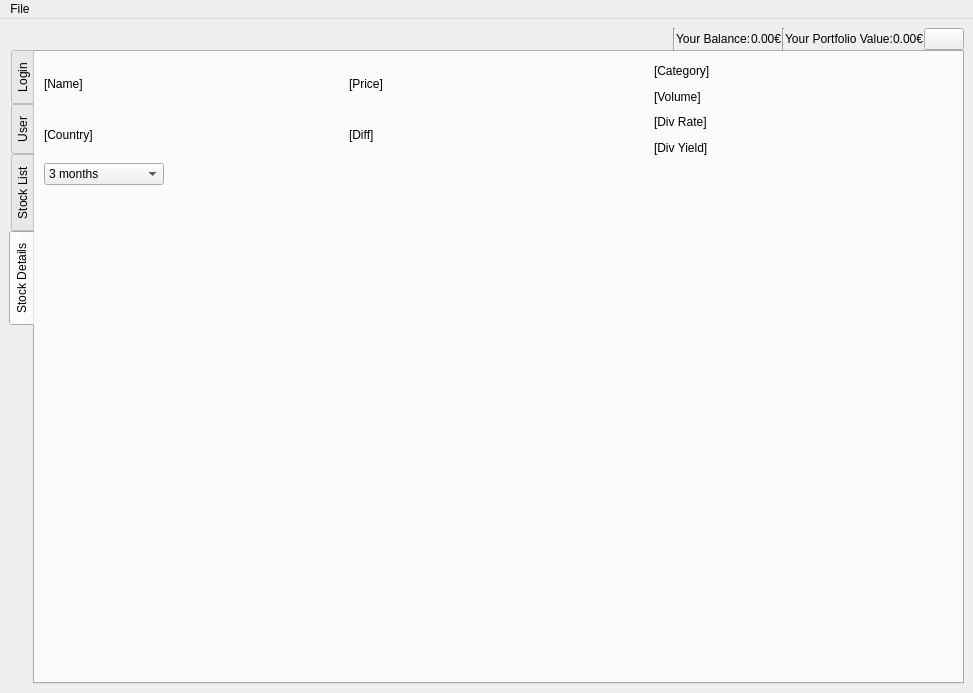
Above: main.ui from OfficialRey/GUIProject before the change. Below: the same form after it.
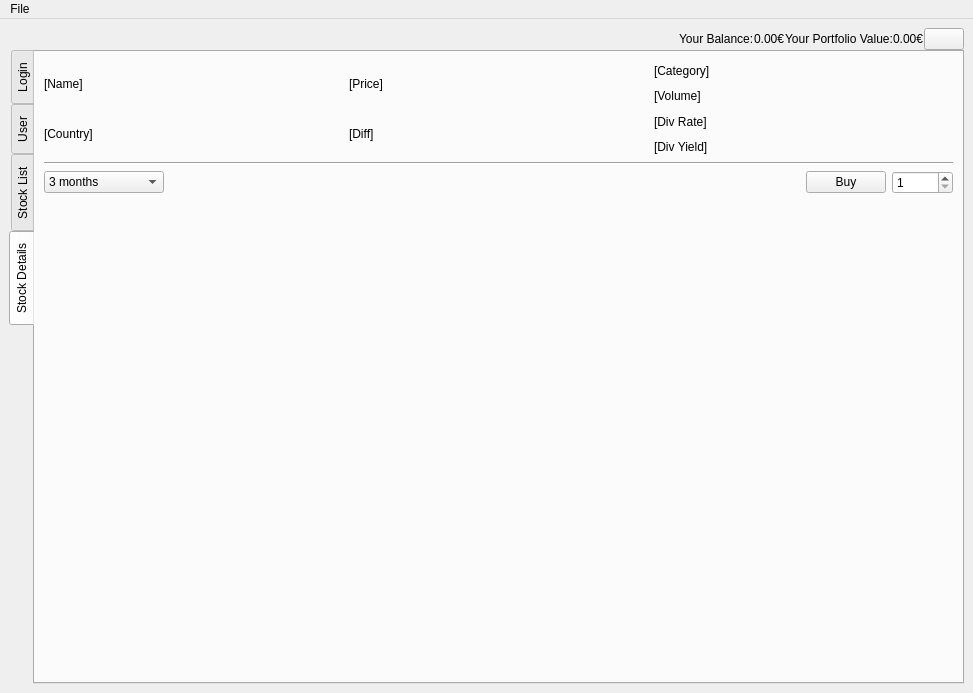
That is the form after the change. The open tabs and pages were chosen to show the change.

Commit message: added custom style to most widgets

Diff of the .ui file:
```diff
--- a/main.ui
+++ b/main.ui
@@ -52,13 +52,6 @@
         </property>
        </widget>
       </item>
-      <item>
-       <widget class="Line" name="line2">
-        <property name="orientation">
-         <enum>Qt::Vertical</enum>
-        </property>
-       </widget>
-      </item>
       <item>
        <widget class="QLabel" name="userInfoBalance">
         <property name="text">
@@ -73,13 +66,6 @@
         </property>
        </widget>
       </item>
-      <item>
-       <widget class="Line" name="line">
-        <property name="orientation">
-         <enum>Qt::Vertical</enum>
-        </property>
-       </widget>
-      </item>
       <item>
        <widget class="QLabel" name="userInfoPortfolio">
         <property name="text">
@@ -746,7 +732,7 @@
        </attribute>
        <layout class="QVBoxLayout" name="verticalLayout_6">
         <item>
-         <layout class="QVBoxLayout" name="stockDetailsMainLayout" stretch="2,0,10">
+         <layout class="QVBoxLayout" name="stockDetailsMainLayout" stretch="2,0,0,10">
           <item>
            <layout class="QHBoxLayout" name="stockInfoLayout">
             <item>
@@ -822,6 +808,13 @@
             </item>
            </layout>
           </item>
+          <item>
+           <widget class="Line" name="line_2">
+            <property name="orientation">
+             <enum>Qt::Horizontal</enum>
+            </property>
+           </widget>
+          </item>
           <item>
            <layout class="QHBoxLayout" name="horizontalLayout">
             <item>
@@ -890,6 +883,26 @@
               </property>
              </spacer>
             </item>
+            <item>
+             <widget class="QPushButton" name="buyStockButton">
+              <property name="text">
+               <string>Buy</string>
+              </property>
+             </widget>
+            </item>
+            <item>
+             <widget class="QSpinBox" name="buyStockAmount">
+              <property name="minimum">
+               <number>1</number>
+              </property>
+              <property name="maximum">
+               <number>99999</number>
+              </property>
+              <property name="value">
+               <number>1</number>
+              </property>
+             </widget>
+            </item>
            </layout>
           </item>
           <item>
```
Left out of the diff: 23 changed lines with no effect on the pictures. The commit also changes 3 other files.
